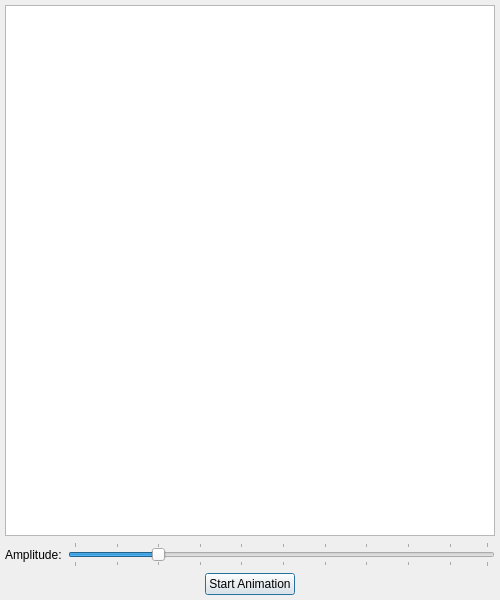
Above: avogadro/qtplugins/vibrations/vibrationdialog.ui from OpenChemistry/avogadrolibs before the change. Below: the same form after it.
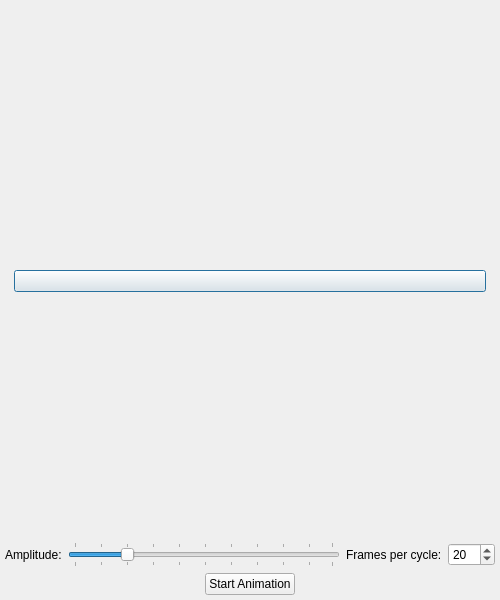
That is the form after the change. The open tabs and pages were chosen to show the change. Icons and pictures are not drawn.

Commit message:
Publish vibration frames and stop the dialog stealing focus
The Vibrations plugin now owns the current mode, builds its frames with
vibrationFrames() (new frames-per-cycle option) and publishes them on
the molecule so the Animation tool can step through and record them.
Only loading a molecule opens the dialog; playback never raises it.
The action is enabled when any frame has modes, and on a frame without
modes the dialog says which frames have them and offers a button to go
to the nearest. Starting an animation claims playback so two animators
do not fight over the display.

```diff
--- a/avogadro/qtplugins/vibrations/vibrationdialog.ui
+++ b/avogadro/qtplugins/vibrations/vibrationdialog.ui
@@ -27,6 +27,25 @@
     <number>5</number>
    </property>
    <item>
+    <widget class="QStackedWidget" name="stack">
+     <property name="currentIndex">
+      <number>0</number>
+     </property>
+     <widget class="QWidget" name="modesPage">
+      <layout class="QVBoxLayout" name="modesLayout">
+       <property name="leftMargin">
+        <number>0</number>
+       </property>
+       <property name="topMargin">
+        <number>0</number>
+       </property>
+       <property name="rightMargin">
+        <number>0</number>
+       </property>
+       <property name="bottomMargin">
+        <number>0</number>
+       </property>
+       <item>
     <widget class="QTableView" name="tableView">
      <property name="editTriggers">
       <set>QAbstractItemView::EditTrigger::NoEditTriggers</set>
@@ -48,6 +67,60 @@
      </property>
     </widget>
    </item>
+      </layout>
+     </widget>
+     <widget class="QWidget" name="noModesPage">
+      <layout class="QVBoxLayout" name="noModesLayout">
+       <item>
+        <spacer name="noModesSpacerTop">
+         <property name="orientation">
+          <enum>Qt::Orientation::Vertical</enum>
+         </property>
+         <property name="sizeHint" stdset="0">
+          <size>
+           <width>20</width>
+           <height>40</height>
+          </size>
+         </property>
+        </spacer>
+       </item>
+       <item>
+        <widget class="QLabel" name="noModesLabel">
+         <property name="text">
+          <string/>
+         </property>
+         <property name="alignment">
+          <set>Qt::AlignmentFlag::AlignCenter</set>
+         </property>
+         <property name="wordWrap">
+          <bool>true</bool>
+         </property>
+        </widget>
+       </item>
+       <item>
+        <widget class="QPushButton" name="goToFrameButton">
+         <property name="text">
+          <string/>
+         </property>
+        </widget>
+       </item>
+       <item>
+        <spacer name="noModesSpacerBottom">
+         <property name="orientation">
+          <enum>Qt::Orientation::Vertical</enum>
+         </property>
+         <property name="sizeHint" stdset="0">
+          <size>
+           <width>20</width>
+           <height>40</height>
+          </size>
+         </property>
+        </spacer>
+       </item>
+      </layout>
+     </widget>
+    </widget>
+   </item>
    <item>
     <layout class="QHBoxLayout" name="horizontalLayout">
      <item>
@@ -76,6 +149,29 @@
        </property>
       </widget>
      </item>
+     <item>
+      <widget class="QLabel" name="framesLabel">
+       <property name="text">
+        <string>Frames per cycle:</string>
+       </property>
+       <property name="buddy">
+        <cstring>framesSpinBox</cstring>
+       </property>
+      </widget>
+     </item>
+     <item>
+      <widget class="QSpinBox" name="framesSpinBox">
+       <property name="minimum">
+        <number>4</number>
+       </property>
+       <property name="maximum">
+        <number>200</number>
+       </property>
+       <property name="value">
+        <number>20</number>
+       </property>
+      </widget>
+     </item>
     </layout>
    </item>
    <item>
```
Lines whose indentation alone changed are shown as unchanged. The commit also changes 6 other files.
